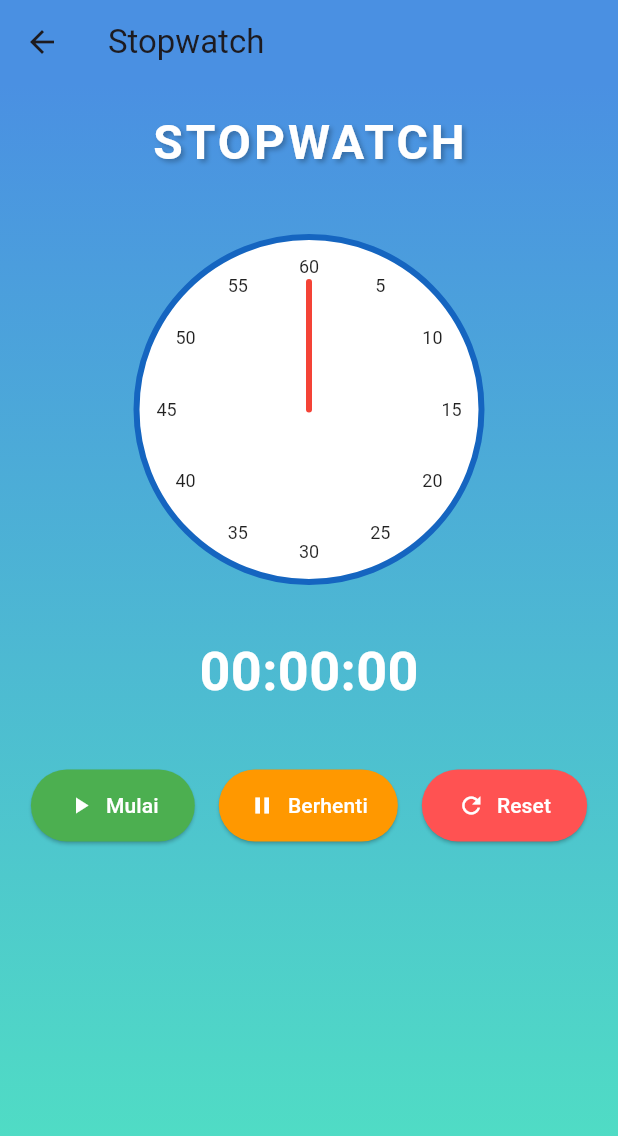
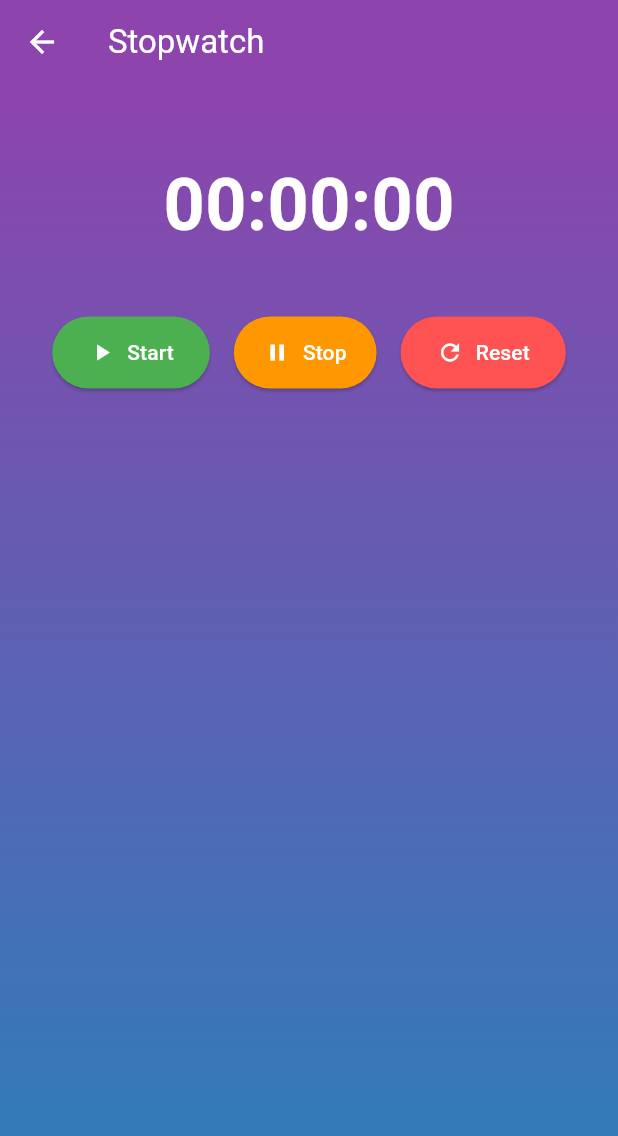
Before and after one commit to sattttttt/TrackApp, a Flutter app: the StopwatchScreen screen opened directly, on a phone screen of 412 x 824 dp. Shown: the top 1136 px of the screen. Run offline on Flutter 3.47's test engine with Material 3 defaults, Android fonts, the phone set to English and light mode, and no system bars; our stand-ins replace geolocator, shared_preferences; accounts and stored records are empty.

Commit message:
Update Stopwatch

```diff
--- a/trackapp/lib/screens/home_screen.dart
+++ b/trackapp/lib/screens/home_screen.dart
@@ -75,7 +75,7 @@
           title,
           style: TextStyle(fontSize: 18, fontWeight: FontWeight.w600),
         ),
-        trailing: Icon(Icons.arrow_forward_ios, color: Colors.deepPurpleAccent),
+        trailing: Icon(Icons.arrow_forward_ios, color: const Color(0xFF7C4DFF)),
         onTap: onTap,
       ),
     );
--- a/trackapp/lib/screens/stopwatch_screen.dart
+++ b/trackapp/lib/screens/stopwatch_screen.dart
@@ -1,5 +1,4 @@
 import 'dart:async';
-import 'dart:math';
 import 'package:flutter/material.dart';
 
 class StopwatchScreen extends StatefulWidget {
@@ -39,12 +38,6 @@
     });
   }
 
-  double _calculateAngle() {
-    final elapsed = _stopwatch.elapsedMilliseconds;
-    final seconds = (elapsed / 1000) % 60;
-    return (2 * pi * (seconds / 60)) - pi / 2;
-  }
-
   String _formatTime(int milliseconds) {
     int minutes = (milliseconds ~/ 60000);
     int seconds = ((milliseconds ~/ 1000) % 60);
@@ -62,61 +55,38 @@
 
   @override
   Widget build(BuildContext context) {
-    final angle = _calculateAngle();
-
     return Scaffold(
       appBar: AppBar(
         title: const Text("Stopwatch"),
-        backgroundColor: const Color(0xFF4A90E2),
-        leading: IconButton(
-          icon: const Icon(Icons.arrow_back),
-          onPressed: () => Navigator.pop(context),
-        ),
+        foregroundColor: Colors.white,
+        backgroundColor: const Color(0xFF8E44AD),
       ),
       body: Container(
         width: double.infinity,
         decoration: const BoxDecoration(
           gradient: LinearGradient(
-            colors: [Color(0xFF4A90E2), Color(0xFF50E3C2)],
+            colors: [Color(0xFF8E44AD), Color(0xFF2980B9)],
             begin: Alignment.topCenter,
             end: Alignment.bottomCenter,
           ),
         ),
         child: SafeArea(
           child: Column(
+            mainAxisAlignment: MainAxisAlignment.center,
             children: [
               const SizedBox(height: 16),
-              const Text(
-                "STOPWATCH",
-                style: TextStyle(
-                  fontSize: 32,
-                  fontWeight: FontWeight.w700,
-                  letterSpacing: 2,
-                  color: Colors.white,
-                  shadows: [
-                    Shadow(
-                      color: Colors.black26,
-                      blurRadius: 4,
-                      offset: Offset(2, 2),
-                    ),
-                  ],
-                ),
-              ),
               const SizedBox(height: 30),
-              CustomPaint(
-                painter: StopwatchPainter(angle),
-                size: const Size(250, 250),
-              ),
-              const SizedBox(height: 24),
+              // Digital timer display
               Text(
                 _formatTime(_stopwatch.elapsedMilliseconds),
                 style: const TextStyle(
-                  fontSize: 36,
+                  fontSize: 48,
                   fontWeight: FontWeight.bold,
                   color: Colors.white,
                 ),
               ),
               const SizedBox(height: 40),
+              // Control Buttons
               Wrap(
                 alignment: WrapAlignment.center,
                 spacing: 16,
@@ -125,7 +95,7 @@
                   ElevatedButton.icon(
                     onPressed: _startStopwatch,
                     icon: const Icon(Icons.play_arrow),
-                    label: const Text("Mulai"),
+                    label: const Text("Start"),
                     style: ElevatedButton.styleFrom(
                       backgroundColor: Colors.green,
                       foregroundColor: Colors.white,
@@ -141,7 +111,7 @@
                   ElevatedButton.icon(
                     onPressed: _stopStopwatch,
                     icon: const Icon(Icons.pause),
-                    label: const Text("Berhenti"),
+                    label: const Text("Stop"),
                     style: ElevatedButton.styleFrom(
                       backgroundColor: Colors.orange,
                       foregroundColor: Colors.white,
@@ -189,7 +159,7 @@
                       child: ListTile(
                         contentPadding: const EdgeInsets.symmetric(
                           horizontal: 16,
-                          vertical: 12,
+                          vertical: 4,
                         ),
                         title: Text(
                           'Lap ${index + 1}: ${_lapTimes[index]}',
@@ -208,74 +178,3 @@
     );
   }
 }
-
-class StopwatchPainter extends CustomPainter {
-  final double angle;
-  StopwatchPainter(this.angle);
-
-  @override
-  void paint(Canvas canvas, Size size) {
-    final center = Offset(size.width / 2, size.height / 2);
-    final radius = size.width / 2 - 10;
-
-    final paintCircle =
-        Paint()
-          ..color = Colors.white
-          ..style = PaintingStyle.fill;
-
-    final paintBorder =
-        Paint()
-          ..color = Colors.blue.shade800
-          ..style = PaintingStyle.stroke
-          ..strokeWidth = 4;
-
-    final paintNeedle =
-        Paint()
-          ..color = Colors.red
-          ..strokeWidth = 4
-          ..strokeCap = StrokeCap.round;
-
-    // Draw base circle and border
-    canvas.drawCircle(center, radius, paintCircle);
-    canvas.drawCircle(center, radius, paintBorder);
-
-    // Draw numbers (keliling)
-    final textPainter = TextPainter(
-      textAlign: TextAlign.center,
-      textDirection: TextDirection.ltr,
-    );
-
-    for (int i = 5; i <= 60; i += 5) {
-      double tickAngle = (2 * pi * (i / 60)) - pi / 2;
-      final offset = Offset(
-        center.dx + (radius - 20) * cos(tickAngle),
-        center.dy + (radius - 20) * sin(tickAngle),
-      );
-      textPainter.text = TextSpan(
-        text: "$i",
-        style: const TextStyle(fontSize: 12, color: Colors.black87),
-      );
-      textPainter.layout();
-      canvas.save();
-      canvas.translate(
-        offset.dx - textPainter.width / 2,
-        offset.dy - textPainter.height / 2,
-      );
-      textPainter.paint(canvas, Offset.zero);
-      canvas.restore();
-    }
-
-    // Draw needle
-    final needleLength = radius - 30;
-    final needleEnd = Offset(
-      center.dx + needleLength * cos(angle),
-      center.dy + needleLength * sin(angle),
-    );
-    canvas.drawLine(center, needleEnd, paintNeedle);
-  }
-
-  @override
-  bool shouldRepaint(covariant StopwatchPainter oldDelegate) {
-    return oldDelegate.angle != angle;
-  }
-}
```
